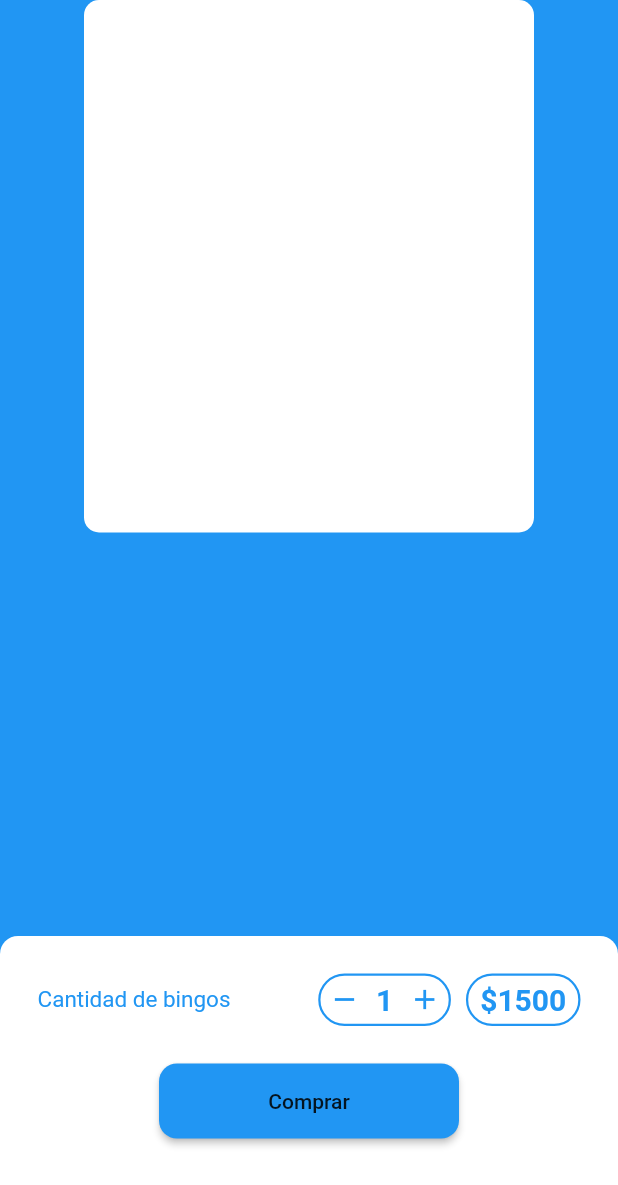
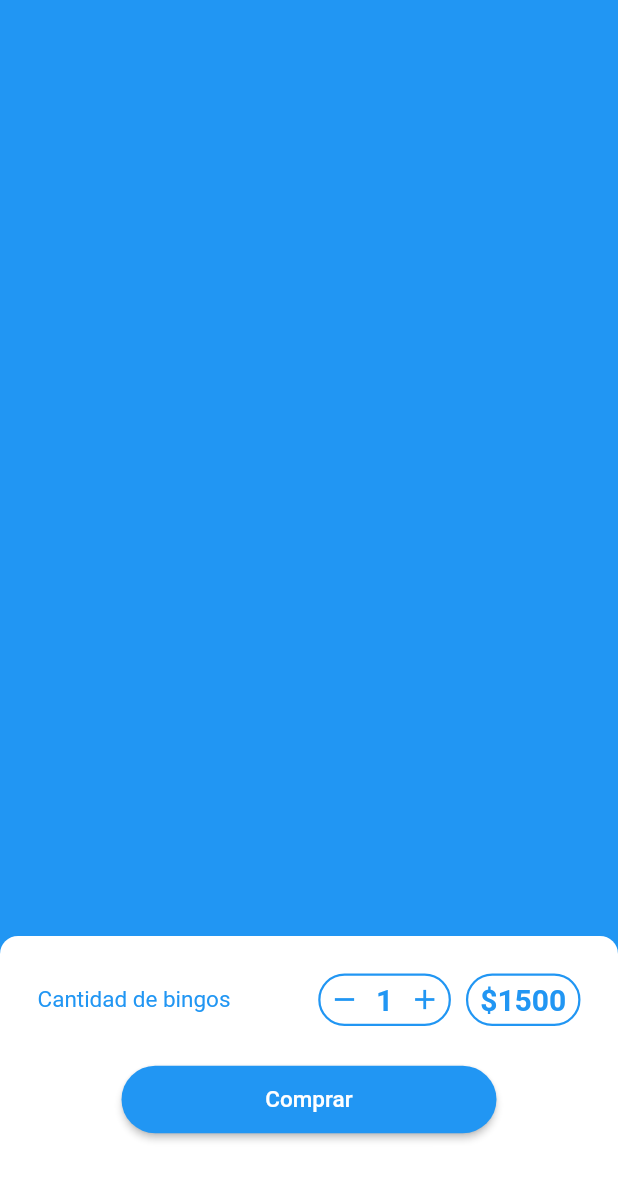
Before and after one commit to leopazgerez/DesafioGrupo3, a Flutter app: the screen it shows after launch, on a phone screen of 412 x 824 dp. Shown: the top 1185 px of the screen. Run offline on Flutter 3.47's test engine with Material 2 defaults, Android fonts, the phone set to English and light mode, and no system bars.

Commit message:
Pantalla de prueba.

```diff
--- a/lib/src/test.dart
+++ b/lib/src/test.dart
@@ -13,11 +13,9 @@ class Test extends StatelessWidget {
     return Scaffold(
       body: Container(
         color: Theme.of(context).primaryColor,
-
         child: Column(
           //mainAxisAlignment: MainAxisAlignment.center,
           children: [
-            _randomComponent(),
             const Expanded(child: SizedBox(width: 100,)),
             _testComponent(context),
           ],
@@ -25,16 +23,7 @@ class Test extends StatelessWidget {
       ),
     );
   }
-  Widget _randomComponent(){
-    return Container(
-      height: 355,
-      width: 300,
-      decoration: BoxDecoration(
-        borderRadius: BorderRadius.circular(10),
-        color: Colors.white,
-      ),
-    );
-  }
+
   Widget _testComponent(context){
     return Container(
       padding: const EdgeInsets.all(20),
@@ -61,13 +50,13 @@ class Test extends StatelessWidget {
   Widget _bottonRandom(context){
     return MaterialButton(
       onPressed: (){},
-      minWidth: 200,
-      height: 50,
+      minWidth: 250,
+      height: 45,
       color: Theme.of(context).primaryColor,
       shape: RoundedRectangleBorder(
-        borderRadius: BorderRadius.circular(12),
+        borderRadius: BorderRadius.circular(40),
     ),
-      child: const Text('Comprar'),
+      child: const Text('Comprar', style: TextStyle(color: Colors.white, fontSize: 15),),
     );
   }
 }
--- a/lib/src/ui/price_counter_component/price_counter.dart
+++ b/lib/src/ui/price_counter_component/price_counter.dart
@@ -7,12 +7,10 @@ class PriceCounter extends StatefulWidget {
   final int valueMax;
   final int valueMin;
   final BingoTicketModel bingoTicketModel;
-  //final int priceUnit;
   final Color color;
   const PriceCounter({
     required this.bingoTicketModel,
     required this.valueMax,
-  //required this.priceUnit,
     this.color = Colors.blue,
     this.label,
     this.valueMin = 1,
@@ -84,6 +82,7 @@ class PriceCounter extends StatefulWidget {
   _label(){
     return Text('${widget.label}',style: TextStyle(color: widget.color, fontSize: _fontSize));
   }
+
   Widget _counter() {
     return Container(
       height: _height,
```
